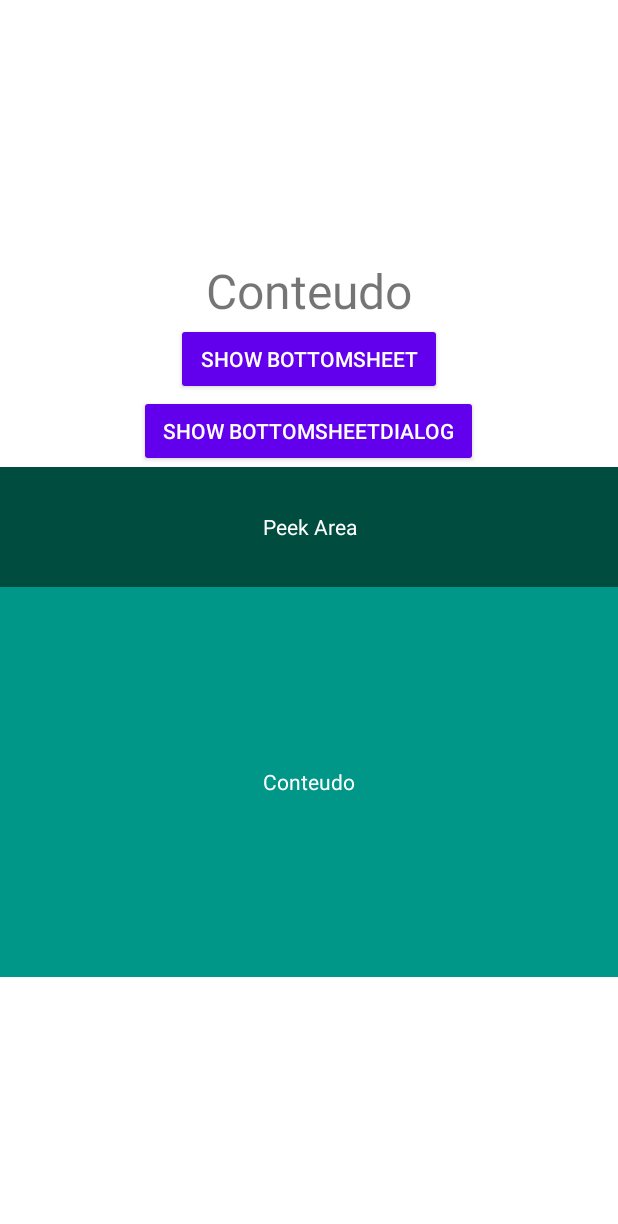
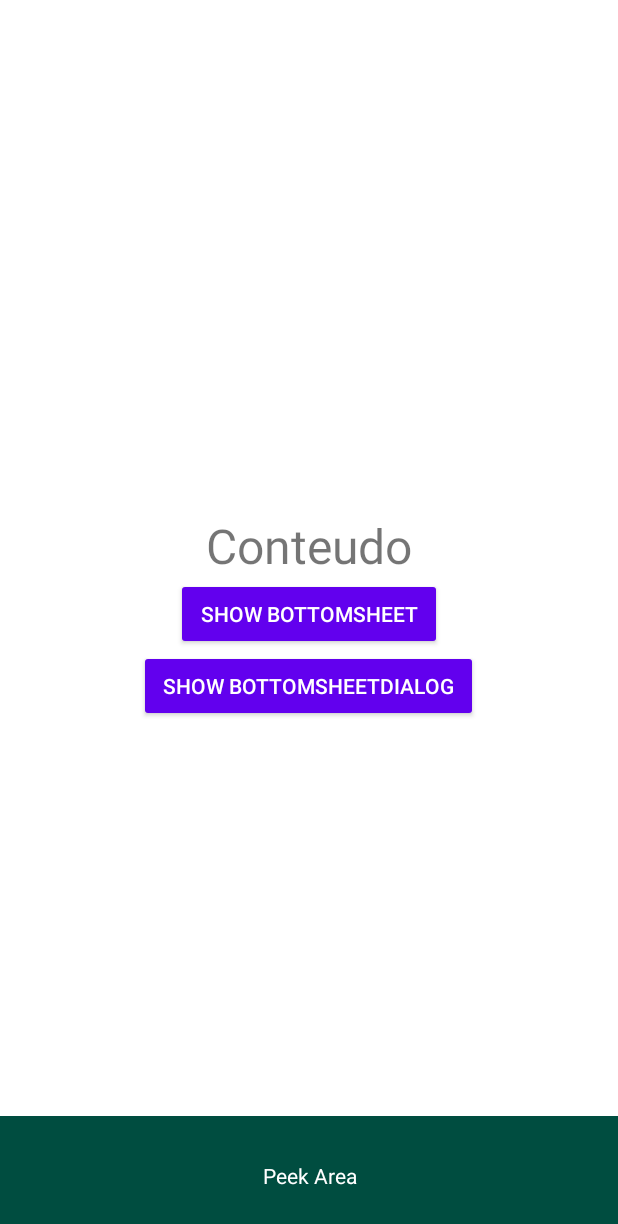
Before and after one commit to douguizilla/BottomSheet, an Android app: the layout activity_main.xml on its own in the app's theme, with its tools: preview values and no code run, on a phone screen of 412 x 824 dp. Shown: the top 1224 px of the screen. Run offline under Robolectric (Android 15) with nearby library versions, the phone set to English and light mode, and no system bars.

Commit message:
fix problem

```diff
--- a/app/src/main/res/layout/activity_main.xml
+++ b/app/src/main/res/layout/activity_main.xml
@@ -31,9 +31,7 @@
             style="@style/Widget.AppCompat.Button.Colored"
             android:text="Show BottomSheetDialog"/>
 
-        <include layout="@layout/layout_bottom_sheet"/>
-
-
     </LinearLayout>
+    <include layout="@layout/layout_bottom_sheet"/>
 
 </androidx.coordinatorlayout.widget.CoordinatorLayout>
--- a/app/src/main/res/layout/layout_bottom_sheet.xml
+++ b/app/src/main/res/layout/layout_bottom_sheet.xml
@@ -10,7 +10,7 @@
     android:focusable="true"
     app:behavior_hideable="true"
     app:behavior_peekHeight="80dp"
-    app:layout_behavior="BottomSheetBehavior"
+    app:layout_behavior="com.google.android.material.bottomsheet.BottomSheetBehavior"
     >
     <TextView
         android:layout_width="match_parent"
```
